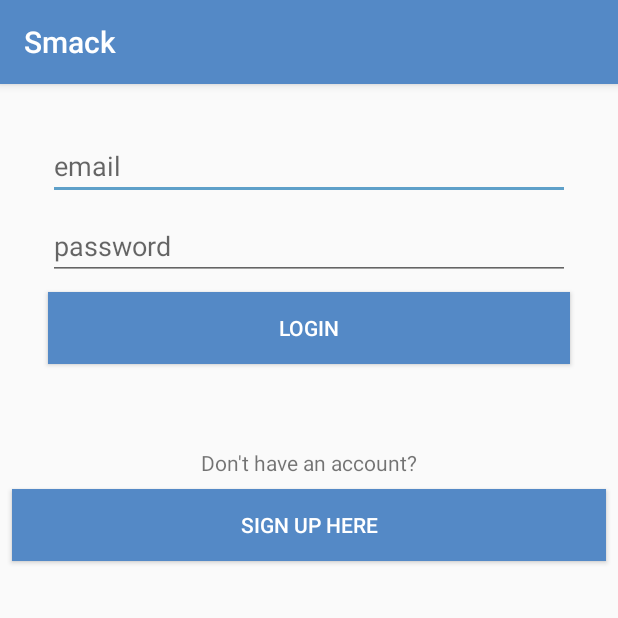
After one commit to adamabdelaziz-zz/Smack, an Android app: the LoginActivity screen opened directly, with no data from a screen before it, on a phone screen of 412 x 824 dp, the top half of it. The commit adds this screen. Run offline under Robolectric (Android 15) with nearby library versions, the phone set to English and light mode, and no system bars.

Commit message:
LoginActivity

```diff
--- a/app/build.gradle
+++ b/app/build.gradle
@@ -24,7 +24,7 @@ android {
 
 dependencies {
     implementation fileTree(dir: 'libs', include: ['*.jar'])
-    implementation"org.jetbrains.kotlin:kotlin-stdlib-jre7:$kotlin_version"
+    implementation "org.jetbrains.kotlin:kotlin-stdlib-jre7:$kotlin_version"
     implementation 'com.android.support:appcompat-v7:26.1.0'
     implementation 'com.android.support:design:26.1.0'
     implementation 'com.android.support.constraint:constraint-layout:1.1.2'
--- a/app/src/main/AndroidManifest.xml
+++ b/app/src/main/AndroidManifest.xml
@@ -18,6 +18,7 @@
                 <category android:name="android.intent.category.LAUNCHER" />
             </intent-filter>
         </activity>
+        <activity android:name=".LoginActivity"></activity>
     </application>
 
 </manifest>
--- /dev/null
+++ b/app/src/main/java/com/androidadam/smack/LoginActivity.kt
@@ -0,0 +1,22 @@
+package com.androidadam.smack
+
+import android.support.v7.app.AppCompatActivity
+import android.os.Bundle
+import android.view.View
+
+class LoginActivity : AppCompatActivity() {
+
+    override fun onCreate(savedInstanceState: Bundle?) {
+        super.onCreate(savedInstanceState)
+        setContentView(R.layout.activity_login)
+    }
+
+    fun loginLoginButtonClicked(view: View)
+    {
+
+    }
+
+    fun loginCreateUserButtonClicked(view: View){
+
+    }
+}
--- a/app/src/main/java/com/androidadam/smack/MainActivity.kt
+++ b/app/src/main/java/com/androidadam/smack/MainActivity.kt
@@ -1,5 +1,6 @@
 package com.androidadam.smack
 
+import android.content.Intent
 import android.os.Bundle
 import android.support.design.widget.Snackbar
 import android.support.design.widget.NavigationView
@@ -39,7 +40,9 @@ class MainActivity : AppCompatActivity(){
     }
 
     fun loginButtonNavClicked(view: View){
-
+        //Takes you to LoginActivity
+        val loginIntent = Intent(this, LoginActivity::class.java)
+        startActivity(loginIntent)
     }
 
     fun addChannelClicked(view: View){
--- /dev/null
+++ b/app/src/main/res/layout/activity_login.xml
@@ -0,0 +1,78 @@
+<?xml version="1.0" encoding="utf-8"?>
+<android.support.constraint.ConstraintLayout xmlns:android="http://schemas.android.com/apk/res/android"
+    xmlns:app="http://schemas.android.com/apk/res-auto"
+    xmlns:tools="http://schemas.android.com/tools"
+    android:layout_width="match_parent"
+    android:layout_height="match_parent"
+    tools:context=".LoginActivity">
+
+    <EditText
+        android:id="@+id/loginEmailText"
+        android:layout_width="0dp"
+        android:layout_height="wrap_content"
+        android:layout_marginEnd="32dp"
+        android:layout_marginStart="32dp"
+        android:layout_marginTop="32dp"
+        android:ems="10"
+        android:hint="email"
+        android:inputType="textPersonName"
+        app:layout_constraintEnd_toEndOf="parent"
+        app:layout_constraintStart_toStartOf="parent"
+        app:layout_constraintTop_toTopOf="parent" />
+
+    <EditText
+        android:id="@+id/loginPasswordText"
+        android:layout_width="0dp"
+        android:layout_height="wrap_content"
+        android:layout_marginEnd="32dp"
+        android:layout_marginStart="32dp"
+        android:layout_marginTop="8dp"
+        android:ems="10"
+        android:hint="password"
+        android:inputType="textPassword"
+        app:layout_constraintEnd_toEndOf="parent"
+        app:layout_constraintStart_toStartOf="parent"
+        app:layout_constraintTop_toBottomOf="@+id/loginEmailText" />
+
+    <Button
+        android:id="@+id/loginLoginButton"
+        android:layout_width="0dp"
+        android:layout_height="wrap_content"
+        android:layout_marginEnd="32dp"
+        android:layout_marginStart="32dp"
+        android:layout_marginTop="8dp"
+        android:background="@color/colorPrimary"
+        android:onClick="loginLoginButtonClicked"
+        android:text="Login"
+        android:textColor="@android:color/white"
+        app:layout_constraintEnd_toEndOf="parent"
+        app:layout_constraintStart_toStartOf="parent"
+        app:layout_constraintTop_toBottomOf="@+id/loginPasswordText" />
+
+    <TextView
+        android:id="@+id/textView"
+        android:layout_width="wrap_content"
+        android:layout_height="wrap_content"
+        android:layout_marginEnd="8dp"
+        android:layout_marginStart="8dp"
+        android:layout_marginTop="56dp"
+        android:text="Don't have an account?"
+        app:layout_constraintEnd_toEndOf="parent"
+        app:layout_constraintStart_toStartOf="parent"
+        app:layout_constraintTop_toBottomOf="@+id/loginLoginButton" />
+
+    <Button
+        android:id="@+id/loginCreateUserButton"
+        android:layout_width="0dp"
+        android:layout_height="wrap_content"
+        android:layout_marginEnd="8dp"
+        android:layout_marginStart="8dp"
+        android:layout_marginTop="8dp"
+        android:background="@color/colorPrimary"
+        android:onClick="loginCreateUserButtonClicked"
+        android:text="Sign Up Here"
+        android:textColor="@android:color/white"
+        app:layout_constraintEnd_toEndOf="parent"
+        app:layout_constraintStart_toStartOf="parent"
+        app:layout_constraintTop_toBottomOf="@+id/textView" />
+</android.support.constraint.ConstraintLayout>
--- a/app/src/main/res/layout/nav_header_main.xml
+++ b/app/src/main/res/layout/nav_header_main.xml
@@ -15,7 +15,7 @@
         android:layout_width="70dp"
         android:layout_height="70dp"
         android:layout_marginBottom="8dp"
-        android:layout_marginStart="8dp"
+        android:layout_marginStart="12dp"
         android:contentDescription="@string/nav_header_desc"
         android:paddingTop="@dimen/nav_header_vertical_spacing"
         app:layout_constraintBottom_toTopOf="@+id/loginButtonNavHeader"
@@ -45,11 +45,11 @@
         android:layout_width="wrap_content"
         android:layout_height="30dp"
         android:layout_marginBottom="8dp"
-        android:layout_marginStart="24dp"
+        android:layout_marginStart="4dp"
         android:background="@android:color/transparent"
         android:onClick="loginButtonNavClicked"
         android:text="Login"
-        android:textAlignment="viewStart"
+        android:textAlignment="center"
         app:layout_constraintBottom_toBottomOf="parent"
         app:layout_constraintStart_toStartOf="parent" />
 
```
